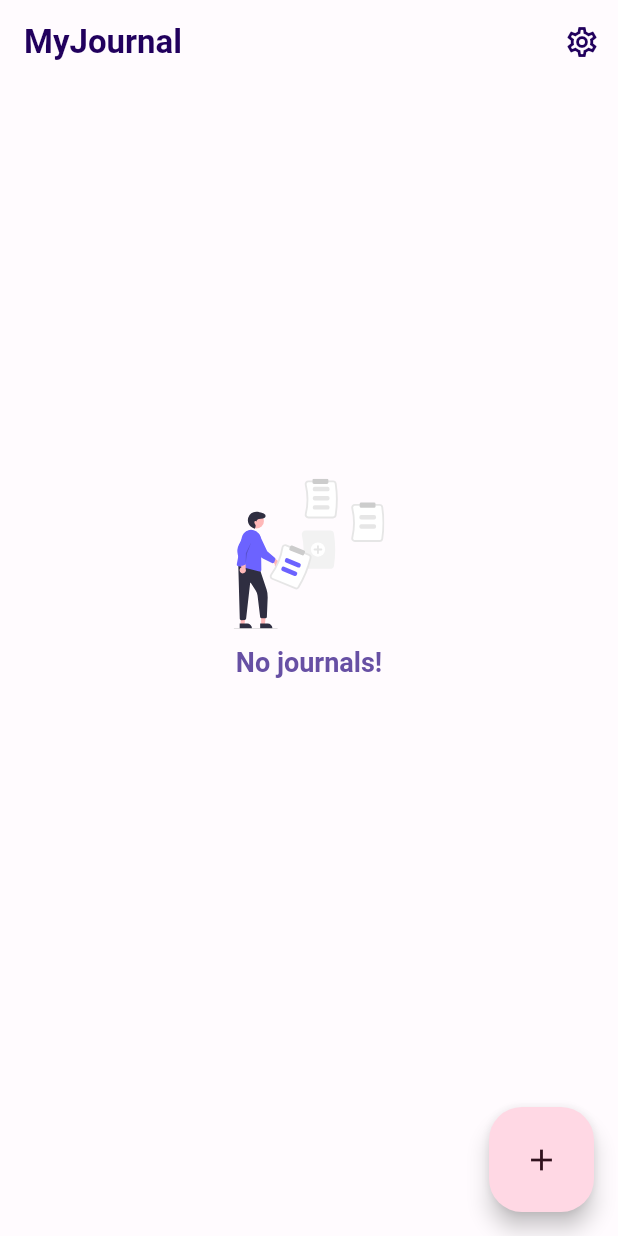
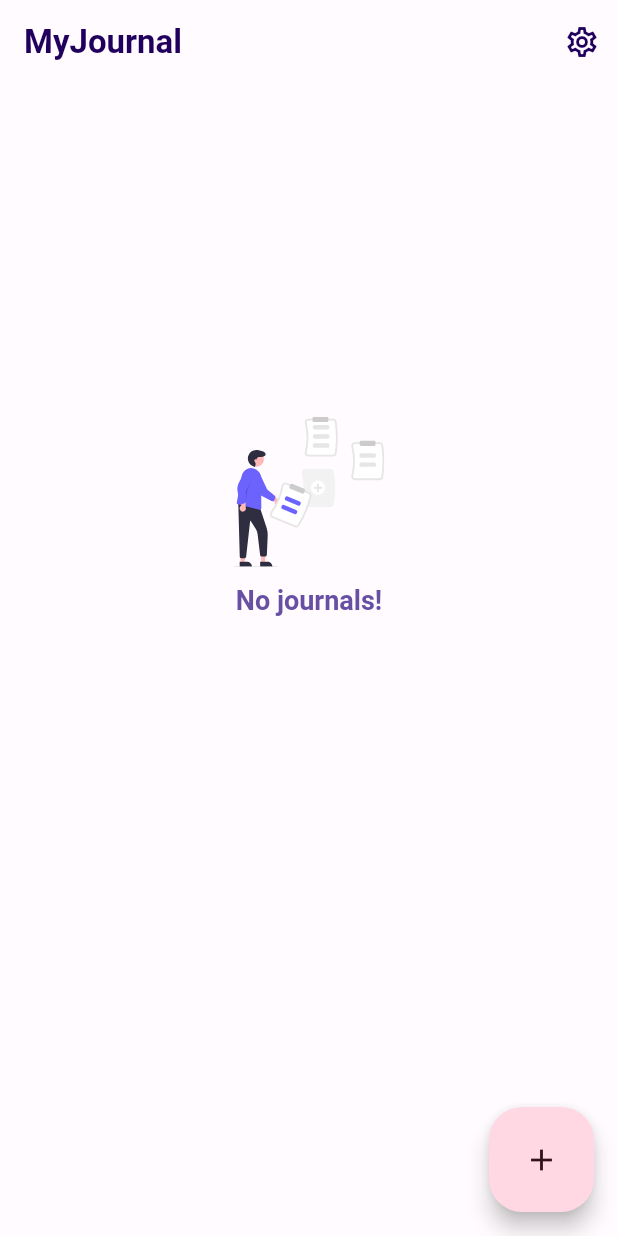
Before and after one commit to varadgauthankar/my_journal, a Flutter app: the screen it shows once a user with an empty profile is signed in, on a phone screen of 412 x 824 dp. Run offline on Flutter 3.47's test engine with Material 2 defaults, Android fonts, the phone set to English and light mode, and no system bars; our stand-ins replace cloud_firestore, equatable, eva_icons_flutter, firebase_auth, firebase_core, flutter_svg and 3 more; missing offline and left inert: encrypt, flutter_quill; accounts and stored records are empty; generated files the repository leaves out were written again.

Commit message:
fixed journals not displaying porperly

```diff
--- a/lib/pages/home_page.dart
+++ b/lib/pages/home_page.dart
@@ -135,9 +135,6 @@ class _HomePageState extends State<HomePage> {
     Size screenSize,
   ) {
     return SliverToBoxAdapter(
-      child: SizedBox(
-        // to center vertically
-        height: screenSize.height * .8,
       child: StreamBuilder<QuerySnapshot>(
         stream: _firestoreService!.journals!
             // sorting journal based on labels
@@ -156,17 +153,23 @@ class _HomePageState extends State<HomePage> {
         builder: (context, snapshot) {
           // loading state
           if (snapshot.connectionState == ConnectionState.waiting) {
-              return const Center(child: CircularProgressIndicator());
+            return SizedBox(
+                height: screenSize.height * .7,
+                child: const Center(child: CircularProgressIndicator()));
           }
 
           // error state
           if (snapshot.hasError) {
-              return const ExceptionWidget(isError: true);
+            return SizedBox(
+              height: screenSize.height * .7,
+              child: const ExceptionWidget(isError: true),
+            );
           }
 
           // empty state
           if (snapshot.data?.size == 0) {
-              return const ExceptionWidget();
+            return SizedBox(
+                height: screenSize.height * .7, child: const ExceptionWidget());
           }
 
           // journals state
@@ -181,7 +184,6 @@ class _HomePageState extends State<HomePage> {
             return const SizedBox.shrink();
           }
         },
-        ),
       ),
     );
   }
```
Lines whose indentation alone changed are shown as unchanged.
